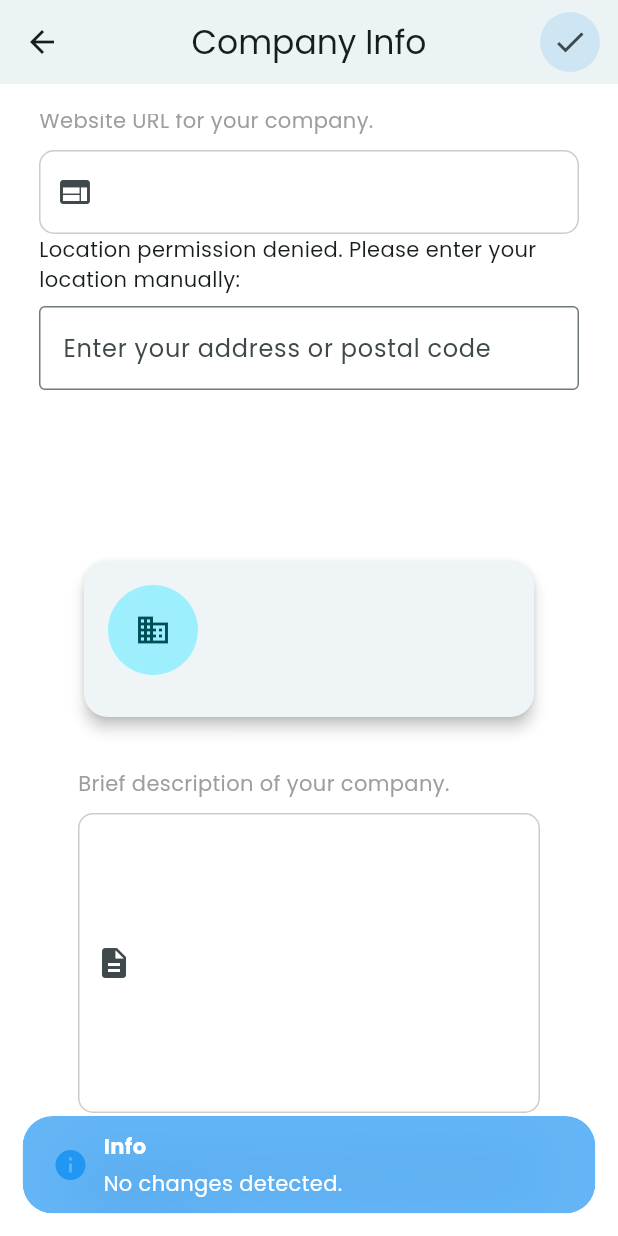
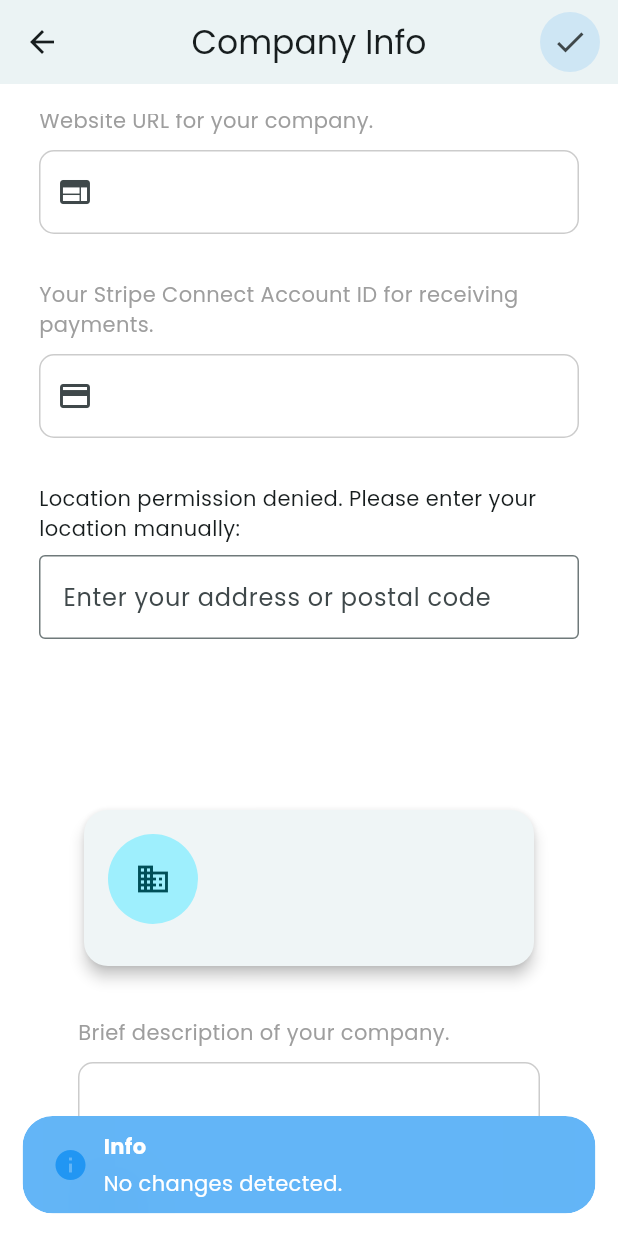
Before and after one commit to MahrukhMuzzamil/pests, a Flutter app: the CompanyInfoScreen screen opened directly, scrolled down 576 dp, after a tap on the "check" icon, on a phone screen of 412 x 824 dp. Run offline on Flutter 3.47's test engine with Material 3 defaults, Android fonts, the phone set to English and light mode, and no system bars; our stand-ins replace cached_network_image, carousel_slider, cloud_firestore, cloud_functions, dio, file_picker and 23 more; missing offline and left inert: flutter_stripe, googleapis; accounts and stored records are empty; key blocks and very long unbroken strings in the code were emptied for the run.

Commit message:
feat/adding stripe account id to form

```diff
--- a/lib/service_provider/controllers/profile/company_info_controller.dart
+++ b/lib/service_provider/controllers/profile/company_info_controller.dart
@@ -23,8 +23,10 @@ class CompanyInfoController extends GetxController {
   var size = ''.obs;
   var experience = ''.obs;
   var description = ''.obs;
+  //var stripeAccountId = ''.obs;
   var isLoading = false.obs;
   var isChanged = false.obs;
+  var isInitialized = false.obs;
   var locationSuggestions = <String>[].obs;
   var gigDescription = ''.obs;
   var gigImage = ''.obs;
@@ -41,6 +43,7 @@ class CompanyInfoController extends GetxController {
   late TextEditingController sizeController;
   late TextEditingController experienceController;
   late TextEditingController descriptionController;
+  //late TextEditingController stripeAccountIdController;
 
   @override
   void onInit() {
@@ -53,6 +56,7 @@ class CompanyInfoController extends GetxController {
     sizeController = TextEditingController();
     experienceController = TextEditingController();
     descriptionController = TextEditingController();
+    //stripeAccountIdController = TextEditingController();
     _tryGetLocation();
   }
 
@@ -72,7 +76,14 @@ class CompanyInfoController extends GetxController {
 
   void setCompanyInfo(String name, String email, String phone, String website,
       String location, String size, String experience, String description, {
+        //String gigDesc = '', String gigImg = '', List<String>? certs, String stripeAccountId = ''}) {
       String gigDesc = '', String gigImg = '', List<String>? certs}) {
+
+    // Prevent multiple initializations
+    if (isInitialized.value) {
+      return;
+    }
+
     companyNameController.text = name;
     emailController.text = email;
     phoneController.text = phone;
@@ -81,6 +92,7 @@ class CompanyInfoController extends GetxController {
     sizeController.text = size;
     experienceController.text = experience;
     descriptionController.text = description;
+    //stripeAccountIdController.text = stripeAccountId;
     gigDescription.value = gigDesc;
     gigImage.value = gigImg;
     certifications.value = certs ?? [];
@@ -93,8 +105,10 @@ class CompanyInfoController extends GetxController {
     this.size.value = size;
     this.experience.value = experience;
     this.description.value = description;
+   // this.stripeAccountId.value = stripeAccountId;
 
     isChanged.value = false;
+    isInitialized.value = true;
   }
 
   bool get detectChanges {
@@ -112,7 +126,10 @@ class CompanyInfoController extends GetxController {
         description.value != (companyInfo?.description ?? '') ||
         gigDescription.value != (companyInfo?.gigDescription ?? '') ||
         gigImage.value != (companyInfo?.gigImage ?? '') ||
+       /* !listEquals(certifications, companyInfo?.certifications ?? []) ||
+        stripeAccountId.value != (companyInfo?.stripeAccountId ?? '');*/
         !listEquals(certifications, companyInfo?.certifications ?? []);
+
   }
 
 
@@ -223,6 +240,9 @@ class CompanyInfoController extends GetxController {
       String userId = userController.userModel.value!.uid;
       // Preserve existing averageRating if present
       double? existingAverageRating = userController.userModel.value?.companyInfo?.averageRating;
+      // Preserve existing stripeAccountId if present
+      String? existingStripeAccountId = userController.userModel.value?.companyInfo?.stripeAccountId;
+
       Map<String, dynamic> companyInfo = {
         'name': companyName.value,
         'emailAddress': email.value,
@@ -236,6 +256,8 @@ class CompanyInfoController extends GetxController {
         'gigDescription': gigDescription.value,
         'gigImage': gigImage.value,
         'certifications': certifications,
+        //'stripeAccountId': stripeAccountId.value,
+        'stripeAccountId': existingStripeAccountId, // Preserve existing stripeAccountId
         'status': 'pending', // Set status to pending on update
         'rejectionComment': null, // Clear rejection comment on update
         'averageRating': existingAverageRating, // <-- preserve
@@ -272,6 +294,7 @@ class CompanyInfoController extends GetxController {
         gigDesc: gigDescription.value,
         gigImg: gigImage.value,
         certs: certifications,
+        //stripeAccountId: stripeAccountId.value,
       );
       isLoading.value = false;
       CustomSnackbar.showSnackBar(
@@ -303,6 +326,7 @@ class CompanyInfoController extends GetxController {
     sizeController.dispose();
     experienceController.dispose();
     descriptionController.dispose();
+    //stripeAccountIdController.dispose();
     super.onClose();
   }
 
--- a/lib/service_provider/models/company_info/company_info_model.dart
+++ b/lib/service_provider/models/company_info/company_info_model.dart
@@ -24,6 +24,7 @@ class CompanyInfo {
   int premiumPackage;
   final double? distanceFromUser;
   final double? rankScore;
+  String? stripeAccountId; // Stripe Connect account ID for payments
 
   CompanyInfo({
     this.facebookLink,this.twitterLink,
@@ -49,12 +50,14 @@ class CompanyInfo {
     this.longitude,
     this.premiumPackage = 0,
     this.distanceFromUser,
-    this.rankScore
+    this.rankScore,
+    this.stripeAccountId,
   });
 
   CompanyInfo copyWith({
   double? distanceFromUser,
   double? rankScore,
+  String? stripeAccountId,
 }) {
   return CompanyInfo(
     facebookLink: this.facebookLink,
@@ -82,6 +85,7 @@ class CompanyInfo {
     rejectionComment: this.rejectionComment,
     distanceFromUser: distanceFromUser ?? this.distanceFromUser,
     rankScore: rankScore ?? this.rankScore,
+    stripeAccountId: stripeAccountId ?? this.stripeAccountId,
   );
 }
 
@@ -112,6 +116,7 @@ class CompanyInfo {
       'premiumPackage': premiumPackage,
       'status': status,
       'rejectionComment': rejectionComment,
+      'stripeAccountId': stripeAccountId,
     };
   }
 
@@ -141,6 +146,7 @@ class CompanyInfo {
       premiumPackage: map['premiumPackage'] ?? 0,
       status: map['status'] as String?,
       rejectionComment: map['rejectionComment'] as String?,
+      stripeAccountId: map['stripeAccountId'] as String?,
     );
   }
 }
--- a/lib/service_provider/screens/profile/components/company_info/company_info_screen.dart
+++ b/lib/service_provider/screens/profile/components/company_info/company_info_screen.dart
@@ -10,6 +10,7 @@ import '../widgets/profile_image_card.dart';
 import 'dart:io';
 import 'dart:ui';
 import 'package:url_launcher/url_launcher.dart';
+import 'package:cloud_firestore/cloud_firestore.dart';
 
 class CompanyInfoScreen extends StatelessWidget {
   const CompanyInfoScreen({super.key});
@@ -34,6 +35,7 @@ class CompanyInfoScreen extends StatelessWidget {
     );
 
     final TextEditingController gigDescriptionController = TextEditingController(text: companyInfo?.gigDescription ?? '');
+    final TextEditingController stripeAccountIdController = TextEditingController(text: companyInfo?.stripeAccountId ?? '');
 
     return Scaffold(
       appBar: AppBar(
@@ -44,8 +46,23 @@ class CompanyInfoScreen extends StatelessWidget {
             padding: const EdgeInsets.only(right: 12.0),
             child: CustomIconButton(
               onTap: () async {
-                if (companyInfoController.detectChanges) {
+                if (companyInfoController.detectChanges || stripeAccountIdController.text != (companyInfo?.stripeAccountId ?? '')) {
                   await companyInfoController.updateCompanyInfo();
+
+                  // Update stripeAccountId separately if it changed
+                  if (stripeAccountIdController.text != (companyInfo?.stripeAccountId ?? '')) {
+                    try {
+                      await FirebaseFirestore.instance
+                          .collection('users')
+                          .doc(userController.userModel.value!.uid)
+                          .update({
+                        'companyInfo.stripeAccountId': stripeAccountIdController.text,
+                      });
+                      await userController.fetchUser();
+                    } catch (e) {
+                      print('Error updating stripeAccountId: $e');
+                    }
+                  }
                 } else {
                   CustomSnackbar.showSnackBar(
                     'Info',
@@ -188,7 +205,23 @@ class CompanyInfoScreen extends StatelessWidget {
                   labelText: '',
                   prefixIcon: Icons.web,
                 ),
-                // const SizedBox(height: 30),
+                const SizedBox(height: 30),
+
+                const Align(
+                  alignment: Alignment.centerLeft,
+                  child: Text(
+                    'Your Stripe Connect Account ID for receiving payments.',
+                    style: TextStyle(fontSize: 14, color: Colors.grey),
+                  ),
+                ),
+                const SizedBox(height: 10),
+
+                buildTextField(
+                  controller: stripeAccountIdController,
+                  labelText: '',
+                  prefixIcon: Icons.payment,
+                ),
+                const SizedBox(height: 30),
 
                 // const Align(
                 //   alignment: Alignment.centerLeft,
```
Also changed, not shown: lib/services/custom_offer_payment_service.dart (+80 -0 lines).
